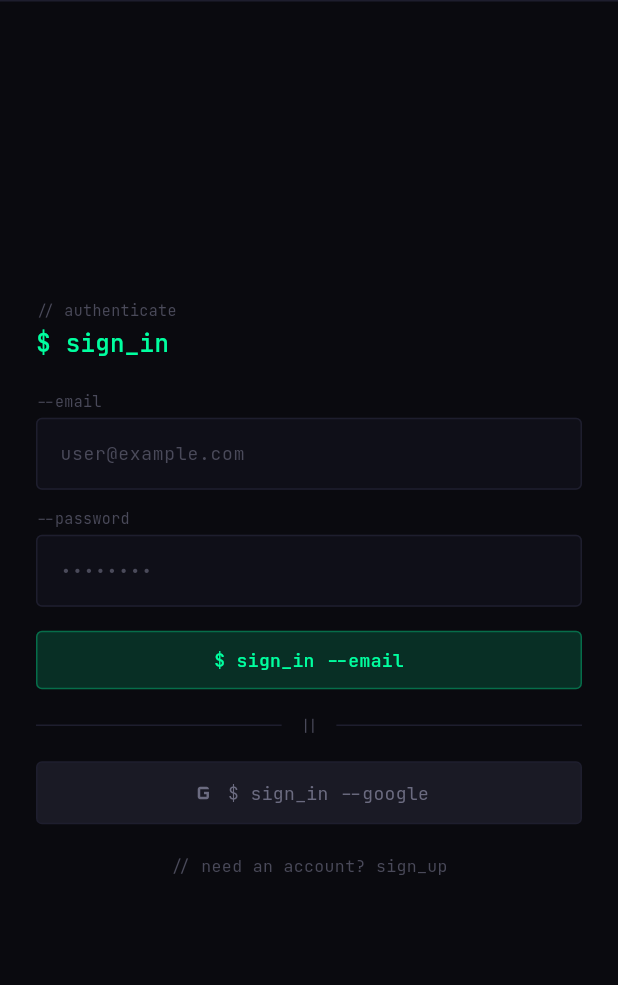
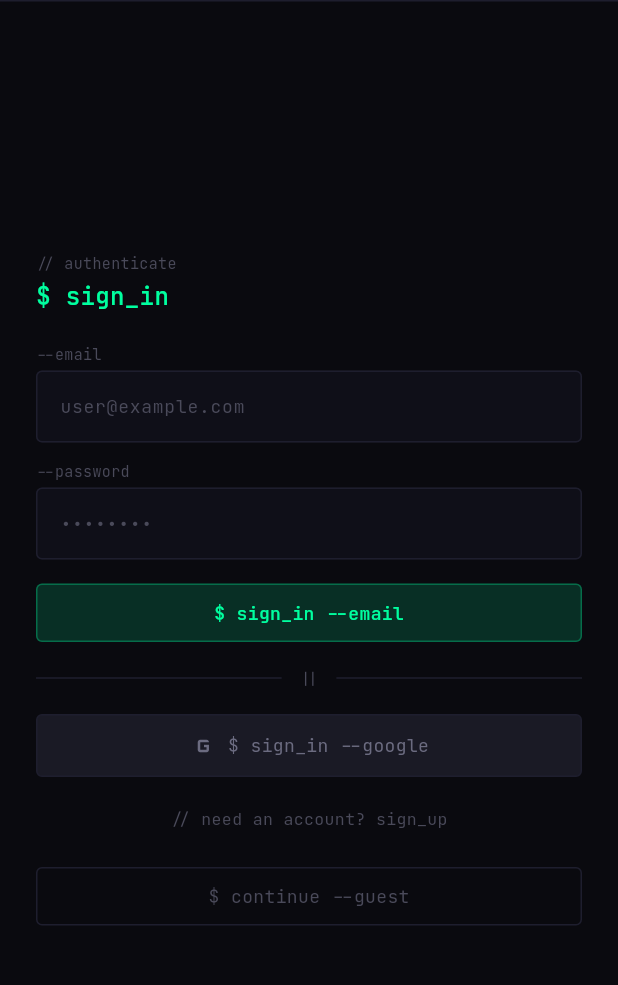
Before and after one commit to lekhanpro/init-habits, a Flutter app: the screen it shows after launch, on a phone screen of 412 x 824 dp, the part 60-1045 px from its top. Run offline on Flutter 3.47's test engine with Material 3 defaults, Android fonts, the phone set to English and light mode, and no system bars; our stand-ins replace firebase_auth, firebase_core, flutter_local_notifications, google_fonts, google_sign_in, shared_preferences and 1 more; accounts and stored records are empty.

Commit message:
Add guest mode, commit real google-services.json, remove CI placeholder
- Add "continue as guest" button on login screen
- Commit real google-services.json (removed from .gitignore)
- Remove placeholder generation from CI workflow

Co-Authored-By: Claude Opus 4.6 (1M context) <noreply@anthropic.com>

```diff
--- a/flutter_app/lib/main.dart
+++ b/flutter_app/lib/main.dart
@@ -56,14 +56,23 @@ class InitHabitsApp extends StatelessWidget {
   }
 }
 
-class _AuthGate extends StatelessWidget {
+class _AuthGate extends StatefulWidget {
   const _AuthGate();
+
+  @override
+  State<_AuthGate> createState() => _AuthGateState();
+}
+
+class _AuthGateState extends State<_AuthGate> {
+  static bool _guestMode = false;
+
+  void _enterGuestMode() => setState(() => _guestMode = true);
 
   @override
   Widget build(BuildContext context) {
     final auth = context.watch<AuthService>();
-    if (auth.isAuthenticated) return const MainShell();
-    return const LoginScreen();
+    if (auth.isAuthenticated || _guestMode) return const MainShell();
+    return LoginScreen(onContinueAsGuest: _enterGuestMode);
   }
 }
 
--- a/flutter_app/lib/screens/login_screen.dart
+++ b/flutter_app/lib/screens/login_screen.dart
@@ -4,7 +4,8 @@ import '../services/auth_service.dart';
 import '../theme/app_theme.dart';
 
 class LoginScreen extends StatefulWidget {
-  const LoginScreen({super.key});
+  final VoidCallback? onContinueAsGuest;
+  const LoginScreen({super.key, this.onContinueAsGuest});
 
   @override
   State<LoginScreen> createState() => _LoginScreenState();
@@ -181,6 +182,24 @@ class _LoginScreenState extends State<LoginScreen> {
                           ),
                         ),
                       ),
+                      const SizedBox(height: 24),
+                      // Continue as guest
+                      if (widget.onContinueAsGuest != null)
+                        Center(
+                          child: GestureDetector(
+                            onTap: widget.onContinueAsGuest,
+                            child: Container(
+                              width: double.infinity,
+                              padding: const EdgeInsets.symmetric(vertical: 10),
+                              decoration: BoxDecoration(
+                                border: Border.all(color: AppColors.borderPrimary),
+                                borderRadius: BorderRadius.circular(4),
+                              ),
+                              alignment: Alignment.center,
+                              child: const Text('\$ continue --guest', style: TextStyle(color: AppColors.textTertiary, fontSize: 12)),
+                            ),
+                          ),
+                        ),
                     ],
                   ),
                 ),
```
Also changed, not shown: 3 other files.
